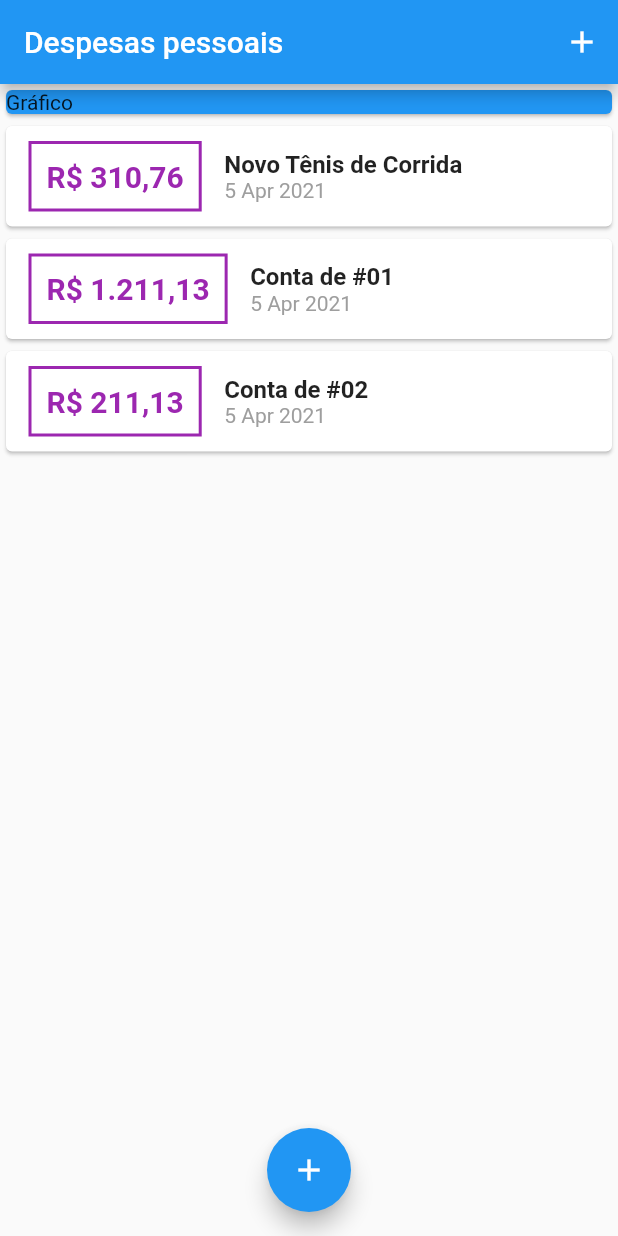
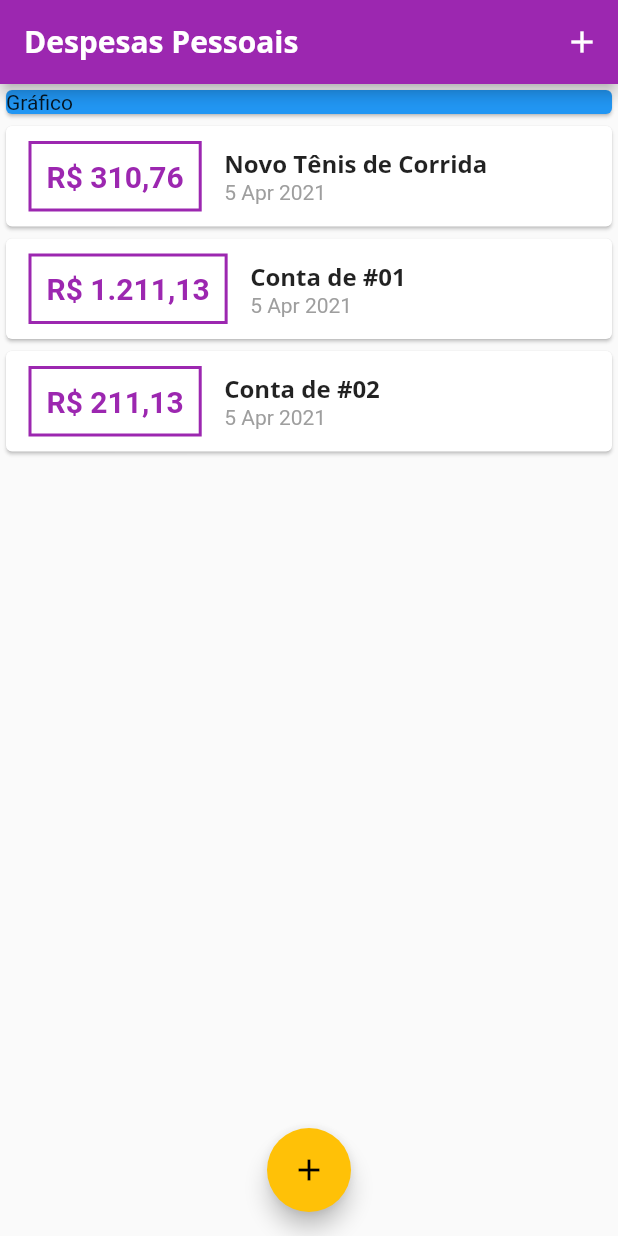
Before and after one commit to eniomcosta/flutter-expenses-app, a Flutter app: the screen it shows after launch, on a phone screen of 412 x 824 dp. Run offline on Flutter 3.47's test engine with Material 2 defaults, Android fonts, the phone set to English and light mode, and no system bars; our stand-ins replace flutter_masked_text.

Commit message:
Added theme colors and fonts

```diff
--- a/lib/components/transactions_list.dart
+++ b/lib/components/transactions_list.dart
@@ -22,14 +22,15 @@ class TransactionList extends StatelessWidget {
                       margin:
                           EdgeInsets.symmetric(horizontal: 15, vertical: 10),
                       decoration: BoxDecoration(
-                        border: Border.all(color: Colors.purple, width: 2),
+                        border: Border.all(
+                            color: Theme.of(context).primaryColor, width: 2),
                       ),
                       padding: EdgeInsets.all(10),
                       child: Text(
                         NumberFormat.simpleCurrency(locale: "pt_BR")
                             .format(t.value),
                         style: TextStyle(
-                            color: Colors.purple,
+                            color: Theme.of(context).primaryColor,
                             fontWeight: FontWeight.bold,
                             fontSize: 20),
                       ),
@@ -37,11 +38,8 @@ class TransactionList extends StatelessWidget {
                     Column(
                       crossAxisAlignment: CrossAxisAlignment.start,
                       children: [
-                        Text(
-                          t.title,
-                          style: TextStyle(
-                              fontWeight: FontWeight.bold, fontSize: 16),
-                        ),
+                        Text(t.title,
+                            style: Theme.of(context).textTheme.headline6),
                         Text(
                           DateFormat('d MMM y').format(t.date),
                           style: TextStyle(color: Colors.grey),
--- a/lib/main.dart
+++ b/lib/main.dart
@@ -12,6 +12,27 @@ class ExpensesApp extends StatelessWidget {
   Widget build(BuildContext context) {
     return MaterialApp(
       home: HomePage(),
+      theme: ThemeData(
+        primarySwatch: Colors.purple,
+        accentColor: Colors.amber,
+        fontFamily: 'Quicksand',
+        textTheme: ThemeData.light().textTheme.copyWith(
+              headline6: TextStyle(
+                fontFamily: 'OpenSans',
+                fontSize: 16,
+                fontWeight: FontWeight.bold,
+              ),
+            ),
+        appBarTheme: AppBarTheme(
+          textTheme: ThemeData.light().textTheme.copyWith(
+                headline6: TextStyle(
+                  fontFamily: 'OpenSans',
+                  fontSize: 20,
+                  fontWeight: FontWeight.bold,
+                ),
+              ),
+        ),
+      ),
     );
   }
 }
@@ -62,7 +83,7 @@ class _HomePageState extends State<HomePage> {
   Widget build(BuildContext context) {
     return Scaffold(
       appBar: AppBar(
-        title: Text("Despesas pessoais"),
+        title: Text("Despesas Pessoais"),
         actions: [
           IconButton(
               icon: Icon(Icons.add),
```
Also changed, not shown: pubspec.yaml (+14 -9 lines), assets/fonts/OpenSans-Bold.ttf (added), assets/fonts/OpenSans-Regular.ttf (added), assets/fonts/Quicksand-Bold.ttf (added), assets/fonts/Quicksand-Light.ttf (added), assets/fonts/Quicksand-Medium.ttf (added), assets/fonts/Quicksand-Regular.ttf (added).
